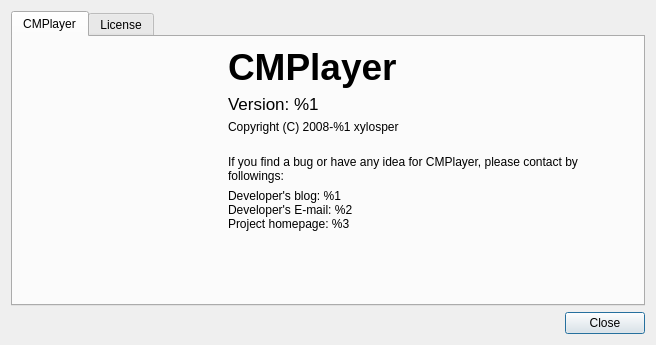
The window that src/cmplayer/ui/aboutdialog.ui (bylee20/bomi) describes before a commit, drawn with Qt 5.
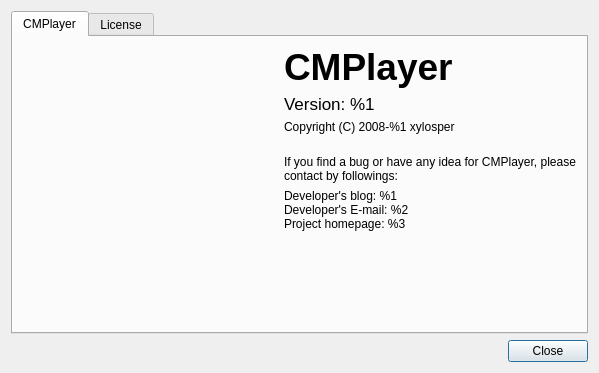
The same window after the commit. Icons and pictures are not drawn.

The edit to the form file:
```diff
--- a/src/cmplayer/ui/aboutdialog.ui
+++ b/src/cmplayer/ui/aboutdialog.ui
@@ -6,8 +6,8 @@
    <rect>
     <x>0</x>
     <y>0</y>
-    <width>656</width>
-    <height>345</height>
+    <width>599</width>
+    <height>373</height>
    </rect>
   </property>
   <property name="windowTitle">
@@ -31,16 +31,22 @@
          </property>
          <item>
           <widget class="QLabel" name="label_3">
+           <property name="sizePolicy">
+            <sizepolicy hsizetype="Fixed" vsizetype="Fixed">
+             <horstretch>0</horstretch>
+             <verstretch>0</verstretch>
+            </sizepolicy>
+           </property>
            <property name="minimumSize">
             <size>
-             <width>200</width>
-             <height>200</height>
+             <width>256</width>
+             <height>256</height>
             </size>
            </property>
            <property name="maximumSize">
             <size>
-             <width>200</width>
-             <height>200</height>
+             <width>256</width>
+             <height>256</height>
             </size>
            </property>
            <property name="text">
@@ -59,6 +65,9 @@
            <property name="orientation">
             <enum>Qt::Vertical</enum>
            </property>
+           <property name="sizeType">
+            <enum>QSizePolicy::Expanding</enum>
+           </property>
            <property name="sizeHint" stdset="0">
             <size>
              <width>0</width>
@@ -73,6 +82,12 @@
         <layout class="QVBoxLayout" name="verticalLayout_2">
          <item>
           <widget class="QLabel" name="label_4">
+           <property name="sizePolicy">
+            <sizepolicy hsizetype="Expanding" vsizetype="Preferred">
+             <horstretch>0</horstretch>
+             <verstretch>0</verstretch>
+            </sizepolicy>
+           </property>
            <property name="font">
             <font>
              <pointsize>28</pointsize>
```
Left out of the diff: 2 changed lines with no effect on the pictures.
